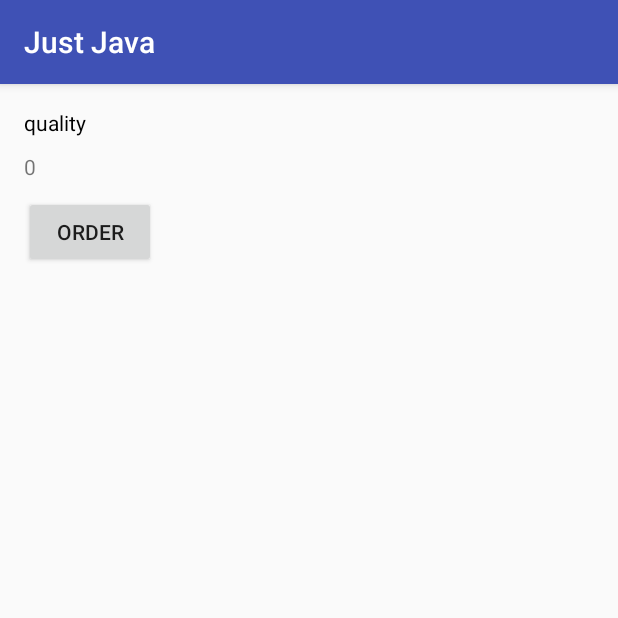
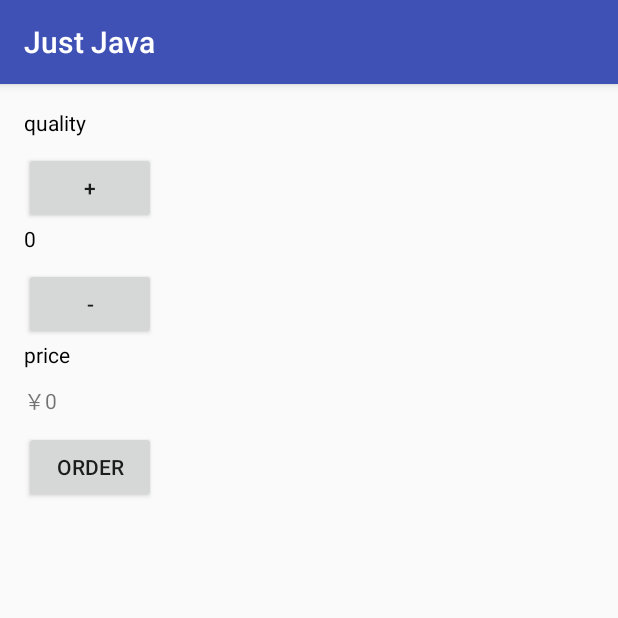
Before and after one commit to Dwti/demos, an Android app: the screen it shows after launch (MainActivity), on a phone screen of 412 x 824 dp, the top half of it. Run offline under Robolectric (Android 15) with nearby library versions, the phone set to English and light mode, and no system bars.

Commit message:
修改了逻辑

```diff
--- a/JustJava/app/src/main/res/layout/activity_main.xml
+++ b/JustJava/app/src/main/res/layout/activity_main.xml
@@ -18,11 +18,46 @@
         android:text="quality"
         android:textColor="#000000"
         />
+    <Button
+        android:id="@+id/add_button"
+        android:layout_width="wrap_content"
+        android:layout_height="wrap_content"
+        android:layout_marginTop="10dp"
+        android:text="+"
+        android:onClick="addOrder"/>
+
+
+
     <TextView
         android:id="@+id/count_text_view"
         android:layout_width="wrap_content"
         android:layout_height="wrap_content"
         android:text="0"
+
+        android:textColor="#000000"
+        />
+    <Button
+        android:id="@+id/reduce_button"
+        android:layout_width="wrap_content"
+        android:layout_height="wrap_content"
+        android:layout_marginTop="10dp"
+        android:text="-"
+        android:onClick="reduceOrder"
+        />
+
+
+    <TextView
+        android:id="@+id/price_tetxt_view"
+        android:layout_width="wrap_content"
+        android:layout_height="wrap_content"
+        android:text="price"
+        android:textColor="#000000"
+        />
+    <TextView
+        android:id="@+id/pricecount_text_view"
+        android:layout_width="wrap_content"
+        android:layout_height="wrap_content"
+        android:text="￥0"
         android:layout_marginTop="10dp"
         />
     <Button
--- a/JustJava/build.gradle
+++ b/JustJava/build.gradle
@@ -5,7 +5,7 @@ buildscript {
         jcenter()
     }
     dependencies {
-        classpath 'com.android.tools.build:gradle:2.3.0'
+        classpath 'com.android.tools.build:gradle:2.2.3'
 
         // NOTE: Do not place your application dependencies here; they belong
         // in the individual module build.gradle files
```
Also changed, not shown: JustJava/app/src/main/java/exampleexample/testing/justjava/MainActivity.java (+33 -5 lines), JustJava/gradle/wrapper/gradle-wrapper.properties, 3 other files.
